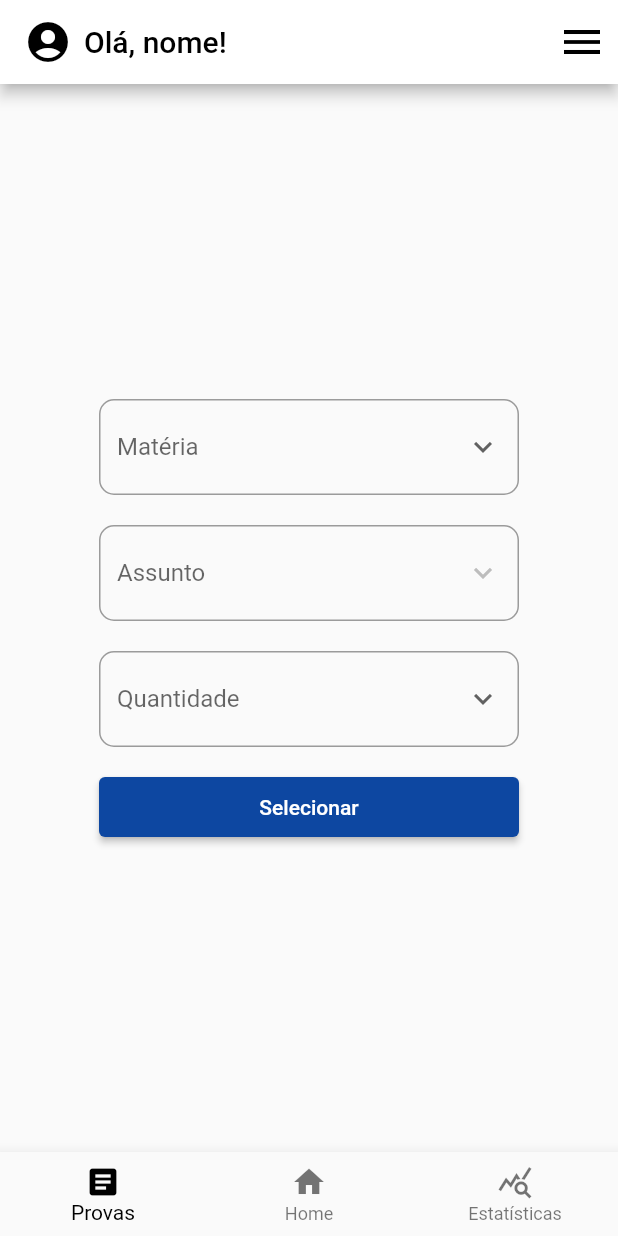
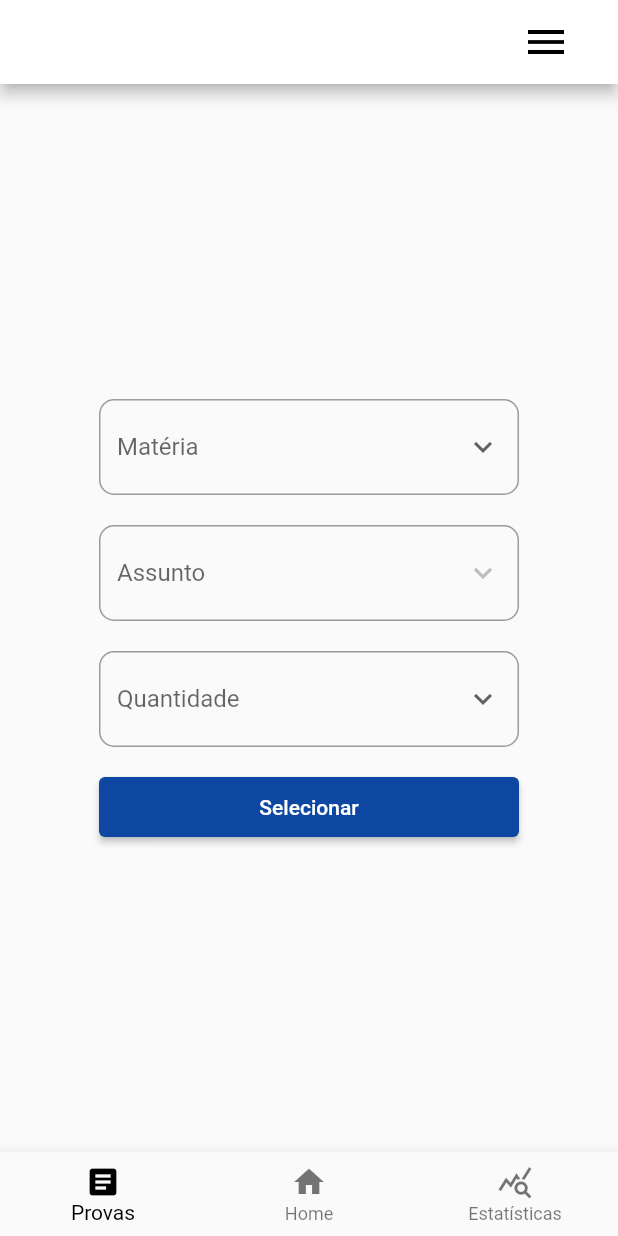
Before and after one commit to BA-Score-UP/scoreup_app, a Flutter app: the screen it shows after launch, after a tap on "Testar Conhecimentos", on a phone screen of 412 x 824 dp. Run offline on Flutter 3.47's test engine with Material 2 defaults, Android fonts, the phone set to English and light mode, and no system bars.

Commit message:
refactor: changed top_bar_widget behaviour

```diff
--- a/lib/src/presentation/pages/home_page.dart
+++ b/lib/src/presentation/pages/home_page.dart
@@ -11,7 +11,10 @@ class HomePage extends StatelessWidget {
   @override
   Widget build(BuildContext context) {
     return Scaffold(
-      appBar: topBar(),
+      appBar: const TopBar( mainContent: [
+        Icon(Icons.account_circle_rounded, size: 32,),
+        Text("Olá, nome!")
+      ]),
       body: Container(
         padding: const EdgeInsets.all(32),
         alignment: Alignment.center,
--- a/lib/src/presentation/pages/select_questions_page.dart
+++ b/lib/src/presentation/pages/select_questions_page.dart
@@ -7,10 +7,10 @@ class SelectQuestions extends StatefulWidget {
   const SelectQuestions({super.key});
 
   @override
-  State<SelectQuestions> createState() => _SelectQuestionsState();
+ SelectQuestionsState createState() => SelectQuestionsState();
 }
 
-class _SelectQuestionsState extends State<SelectQuestions> {
+class SelectQuestionsState extends State<SelectQuestions> {
 
   bool isMacroSubjectSelected = false;
 
@@ -31,7 +31,7 @@ class _SelectQuestionsState extends State<SelectQuestions> {
   @override
   Widget build(BuildContext context) {
     return Scaffold(
-      appBar: topBar(),
+      appBar: const TopBar(),
       body: Center(
         child: Wrap(
           alignment: WrapAlignment.center,
--- a/lib/src/presentation/widgets/dropdown_widget.dart
+++ b/lib/src/presentation/widgets/dropdown_widget.dart
@@ -7,12 +7,12 @@ class DropdownWidget extends StatefulWidget {
   final bool isEnabled;
 
   const DropdownWidget({
-    Key? key,
+    super.key,
     required this.title,
     required this.content,
     this.onChange,
     this.isEnabled = true,
-  }) : super(key: key);
+  });
 
   @override
   DropdownWidgetState createState() => DropdownWidgetState();
--- a/lib/src/presentation/widgets/nav_bar_widget.dart
+++ b/lib/src/presentation/widgets/nav_bar_widget.dart
@@ -1,6 +1,4 @@
 import 'package:flutter/material.dart';
-import 'package:scoreup_app/src/presentation/pages/home_page.dart';
-import 'package:scoreup_app/src/presentation/pages/select_questions_page.dart';
 
 class Nav extends StatefulWidget {
   const Nav({
@@ -19,7 +17,7 @@ class _NavState extends State<Nav> {
       items: const [
         BottomNavigationBarItem(
           icon: Icon(Icons.article),
-          label: 'Provas',
+          label: 'Provas'
         ),
         BottomNavigationBarItem(
           icon: Icon(Icons.home),
--- a/lib/src/presentation/widgets/top_bar_widget.dart
+++ b/lib/src/presentation/widgets/top_bar_widget.dart
@@ -1,26 +1,60 @@
 import 'package:flutter/material.dart';
 
-AppBar topBar() {
-  return AppBar (
-    backgroundColor: Colors.white,
-    title: Wrap (
-      spacing: 8,
-      direction: Axis.horizontal,
-      crossAxisAlignment: WrapCrossAlignment.center,
-      alignment: WrapAlignment.center,
+class TopBar extends StatefulWidget implements PreferredSizeWidget {
+  final List<Widget> mainContent;
+  final Color backgroundColor;
+  final Color iconColor;
+  final double padding;
+  final double gap;
+  final bool isMenuShown;
 
-      children: const [
-        Icon(Icons.account_circle, size: 32,),
-        Text('Olá, nome!'),
-      ]
-    ),
-    actions: [
-      IconButton(
-        onPressed: ()=>{},
-        splashRadius: 25,
-        tooltip: 'Menu',
-        icon: const Icon(Icons.menu, size: 32,)
+  const TopBar({
+    super.key,
+    this.mainContent = const [],
+    this.backgroundColor = Colors.white,
+    this.iconColor = Colors.black,
+    this.padding = 8.0,
+    this.gap = 16.0,
+    this.isMenuShown = true,
+  });
+
+  @override
+  TopBarState createState() => TopBarState();
+
+  @override
+  Size get preferredSize => const Size.fromHeight(kToolbarHeight);
+}
+
+class TopBarState extends State<TopBar> {
+  @override
+  Widget build(BuildContext context) {
+    return AppBar(
+      backgroundColor: widget.backgroundColor,
+      title: Padding(
+        padding: EdgeInsets.all(widget.padding),
+        child: Row(
+          mainAxisAlignment: MainAxisAlignment.spaceBetween,
+          crossAxisAlignment: CrossAxisAlignment.center,
+          children: [
+            Wrap(
+              spacing: 8,
+              direction: Axis.horizontal,
+              alignment: WrapAlignment.center,
+              crossAxisAlignment: WrapCrossAlignment.center,
+              children: widget.mainContent,
+            ),
+            if (widget.isMenuShown)
+              IconButton(
+                onPressed: () => {},
+                icon: Icon(
+                  Icons.menu,
+                  size: 32,
+                  color: widget.iconColor,
+                ),
+              ),
+          ],
+        ),
       )
-    ],
-  );
+    );
+  }
 }
```
